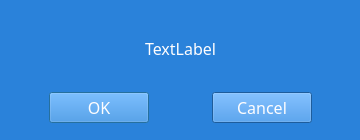
Above: src/ok-cancel-dialog.ui from sc0000/hfmdd-video-system before the change. Below: the same form after it.
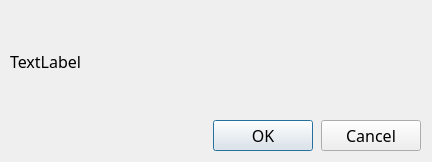
That is the form after the change.

```diff
--- a/src/ok-cancel-dialog.ui
+++ b/src/ok-cancel-dialog.ui
@@ -6,8 +6,8 @@
    <rect>
     <x>0</x>
     <y>0</y>
-    <width>360</width>
-    <height>140</height>
+    <width>432</width>
+    <height>162</height>
    </rect>
   </property>
   <property name="minimumSize">
@@ -27,23 +27,26 @@
    </font>
   </property>
   <property name="styleSheet">
-   <string notr="true">background-color: rgb(42,130,218); color: rgb(254, 253, 254); font: 12pt 'DaxOT';</string>
+   <string notr="true"/>
   </property>
   <widget class="QWidget" name="verticalLayoutWidget">
    <property name="geometry">
     <rect>
      <x>10</x>
      <y>10</y>
-     <width>341</width>
-     <height>121</height>
+     <width>411</width>
+     <height>141</height>
     </rect>
    </property>
    <layout class="QVBoxLayout" name="verticalLayout">
+    <property name="spacing">
+     <number>8</number>
+    </property>
     <property name="leftMargin">
-     <number>12</number>
+     <number>0</number>
     </property>
     <property name="rightMargin">
-     <number>12</number>
+     <number>0</number>
     </property>
     <item>
      <widget class="QLabel" name="messageLabel">
@@ -53,36 +56,74 @@
         <verstretch>0</verstretch>
        </sizepolicy>
       </property>
+      <property name="font">
+       <font>
+        <pointsize>12</pointsize>
+       </font>
+      </property>
       <property name="text">
        <string>TextLabel</string>
       </property>
       <property name="alignment">
-       <set>Qt::AlignCenter</set>
+       <set>Qt::AlignJustify|Qt::AlignVCenter</set>
       </property>
       <property name="wordWrap">
        <bool>true</bool>
       </property>
+      <property name="margin">
+       <number>8</number>
+      </property>
      </widget>
     </item>
     <item>
      <layout class="QHBoxLayout" name="horizontalLayout">
       <property name="spacing">
-       <number>36</number>
+       <number>8</number>
       </property>
       <property name="topMargin">
        <number>0</number>
       </property>
       <property name="bottomMargin">
-       <number>8</number>
+       <number>0</number>
       </property>
+      <item>
+       <spacer name="horizontalSpacer">
+        <property name="orientation">
+         <enum>Qt::Horizontal</enum>
+        </property>
+        <property name="sizeHint" stdset="0">
+         <size>
+          <width>40</width>
+          <height>20</height>
+         </size>
+        </property>
+       </spacer>
+      </item>
       <item>
        <widget class="QPushButton" name="okButton">
-        <property name="maximumSize">
+        <property name="sizePolicy">
+         <sizepolicy hsizetype="Minimum" vsizetype="Fixed">
+          <horstretch>0</horstretch>
+          <verstretch>0</verstretch>
+         </sizepolicy>
+        </property>
+        <property name="minimumSize">
          <size>
           <width>100</width>
+          <height>0</height>
+         </size>
+        </property>
+        <property name="maximumSize">
+         <size>
+          <width>16777215</width>
           <height>16777215</height>
          </size>
         </property>
+        <property name="font">
+         <font>
+          <pointsize>12</pointsize>
+         </font>
+        </property>
         <property name="text">
          <string>OK</string>
         </property>
@@ -90,12 +131,29 @@
       </item>
       <item>
        <widget class="QPushButton" name="cancelButton">
-        <property name="maximumSize">
+        <property name="sizePolicy">
+         <sizepolicy hsizetype="Minimum" vsizetype="Fixed">
+          <horstretch>0</horstretch>
+          <verstretch>0</verstretch>
+         </sizepolicy>
+        </property>
+        <property name="minimumSize">
          <size>
           <width>100</width>
+          <height>0</height>
+         </size>
+        </property>
+        <property name="maximumSize">
+         <size>
+          <width>16777215</width>
           <height>16777215</height>
          </size>
         </property>
+        <property name="font">
+         <font>
+          <pointsize>12</pointsize>
+         </font>
+        </property>
         <property name="text">
          <string>Cancel</string>
         </property>
```
